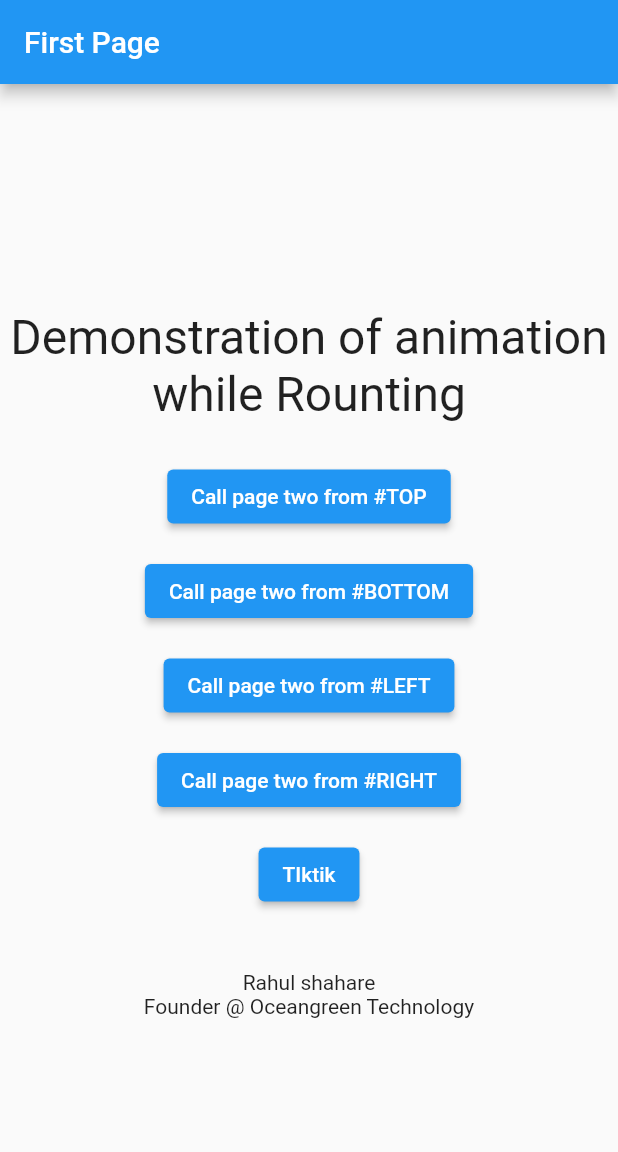
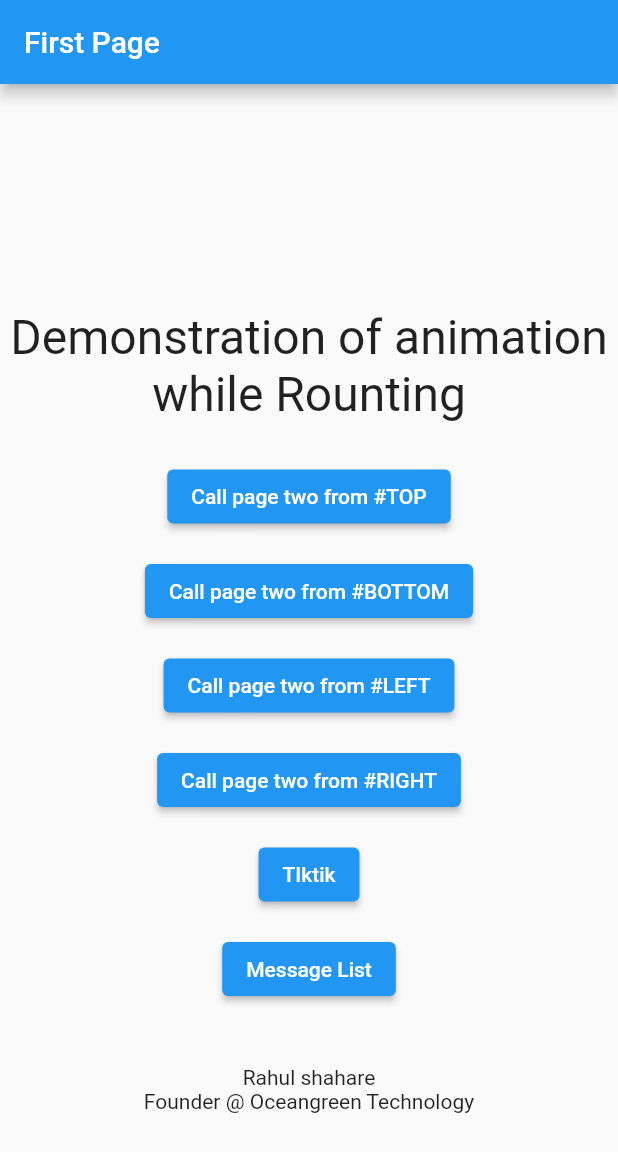
Before and after one commit to Rahulshahare/tiktik, a Flutter app: the screen it shows after launch, on a phone screen of 412 x 824 dp. Shown: the top 1152 px of the screen. Run offline on Flutter 3.47's test engine with Material 2 defaults, Android fonts, the phone set to English and light mode, and no system bars.

Commit message:
a message list page created

```diff
--- a/lib/main.dart
+++ b/lib/main.dart
@@ -1,4 +1,5 @@
 import 'package:flutter/material.dart';
+import 'package:tiktik/ui/msg_list_ui.dart';
 import 'custom_page_route.dart';
 
 void main() {
@@ -97,6 +98,16 @@ class RoutesExample extends StatelessWidget {
                 },
                 child: const Text('TIktik'),
               ),
+              const SizedBox(height: 15),
+              ElevatedButton(
+                onPressed: () {
+                  Navigator.of(context).push(CustomPageRoute(
+                    child: MessageList(),
+                    direction: AxisDirection.left,
+                  ));
+                },
+                child: const Text('Message List'),
+              ),
               const SizedBox(height: 40),
               const Text("Rahul shahare", textAlign: TextAlign.center),
               const Text("Founder @ Oceangreen Technology",
```
Also changed, not shown: 1 other file.
